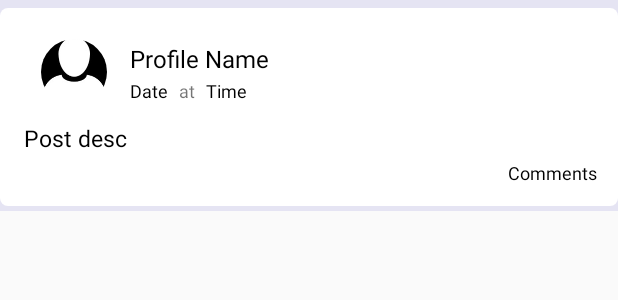
After one commit to santhossunthar/Tent, an Android app: the layout activity_post.xml on its own in the app's theme, with its tools: preview values and no code run, on a phone screen of 412 x 824 dp. The commit adds this screen. Shown: the top 300 px of the screen. Run offline under Robolectric (Android 15) with nearby library versions, the phone set to English and light mode, and no system bars.

Commit message:
Added PostAdapter and layout

```diff
--- /dev/null
+++ b/app/src/main/res/drawable/write_post_background.xml
@@ -0,0 +1,6 @@
+<?xml version="1.0" encoding="utf-8"?>
+<shape xmlns:android="http://schemas.android.com/apk/res/android">
+    <solid android:color="@color/white"/>
+    <corners android:radius="5dp"/>
+    <padding android:bottom="12dp" android:left="12dp" android:right="12dp" android:top="12dp"/>
+</shape>
--- /dev/null
+++ b/app/src/main/res/layout/activity_post.xml
@@ -0,0 +1,106 @@
+<?xml version="1.0" encoding="utf-8"?>
+<RelativeLayout xmlns:android="http://schemas.android.com/apk/res/android"
+    xmlns:app="http://schemas.android.com/apk/res-auto"
+    xmlns:tools="http://schemas.android.com/tools"
+    android:layout_width="match_parent"
+    android:layout_height="wrap_content"
+    android:background="@color/background">
+
+    <LinearLayout
+        android:layout_width="match_parent"
+        android:layout_height="wrap_content"
+        android:layout_marginTop="5dp"
+        android:layout_marginBottom="3dp"
+        android:background="@drawable/write_post_background"
+        android:orientation="vertical">
+
+        <LinearLayout
+            android:layout_width="match_parent"
+            android:layout_height="wrap_content"
+            android:orientation="horizontal"
+            android:padding="5dp">
+
+            <de.hdodenhof.circleimageview.CircleImageView
+                android:id="@+id/post_user_img"
+                android:layout_width="64dp"
+                android:layout_height="44dp"
+                android:layout_gravity="center"
+                android:src="@drawable/profile_img_icon"
+                app:civ_border_color="#ffffff"
+                app:civ_border_width="0dp" />
+
+            <LinearLayout
+                android:layout_width="match_parent"
+                android:layout_height="wrap_content"
+                android:orientation="vertical"
+                android:padding="5dp">
+
+                <TextView
+                    android:id="@+id/post_user_name"
+                    android:layout_width="match_parent"
+                    android:layout_height="wrap_content"
+                    android:text="Profile Name"
+                    android:textColor="#000000"
+                    android:textSize="16sp" />
+
+                <LinearLayout
+                    android:layout_width="wrap_content"
+                    android:layout_height="wrap_content"
+                    android:orientation="horizontal"
+                    android:paddingTop="2dp">
+
+                    <TextView
+                        android:id="@+id/post_date"
+                        android:layout_width="match_parent"
+                        android:layout_height="match_parent"
+                        android:text="Date"
+                        android:textColor="#000000"
+                        android:textSize="12sp" />
+
+                    <TextView
+                        android:layout_width="match_parent"
+                        android:layout_height="match_parent"
+                        android:layout_marginStart="7dp"
+                        android:layout_marginEnd="7dp"
+                        android:text="at"
+                        android:textSize="12sp"/>
+
+                    <TextView
+                        android:id="@+id/post_time"
+                        android:layout_width="match_parent"
+                        android:layout_height="match_parent"
+                        android:text="Time"
+                        android:textColor="#000000"
+                        android:textSize="12sp" />
+                </LinearLayout>
+            </LinearLayout>
+        </LinearLayout>
+
+        <TextView
+            android:id="@+id/post_desc"
+            android:layout_width="match_parent"
+            android:layout_height="wrap_content"
+            android:layout_marginLeft="2dp"
+            android:autoLink="web"
+            android:linksClickable="true"
+            android:padding="2dp"
+            android:text="Post desc"
+            android:textColor="@color/colortext"
+            android:textColorLink="@android:color/holo_orange_dark"
+            android:textSize="15sp" />
+
+        <TextView
+            android:id="@+id/post_com_count"
+            android:layout_width="match_parent"
+            android:layout_height="wrap_content"
+            android:layout_marginLeft="2dp"
+            android:autoLink="web"
+            android:linksClickable="true"
+            android:padding="2dp"
+            android:text="Comments"
+            android:textAlignment="viewEnd"
+            android:textColor="@color/colortext"
+            android:textSize="12sp" />
+
+    </LinearLayout>
+</RelativeLayout>
--- a/app/src/main/res/values/colors.xml
+++ b/app/src/main/res/values/colors.xml
@@ -7,4 +7,6 @@
     <color name="black">#000000</color>
     <color name="edittext">#fafafa</color>
     <color name="btn">#405975</color>
+    <color name="background">#e5e4f3</color>
+    <color name="colortext">#000000</color>
 </resources>
```
Also changed, not shown: app/src/main/java/com/eYe3/Tent/adapters/PostAdapter.java (+0 -91 lines).
